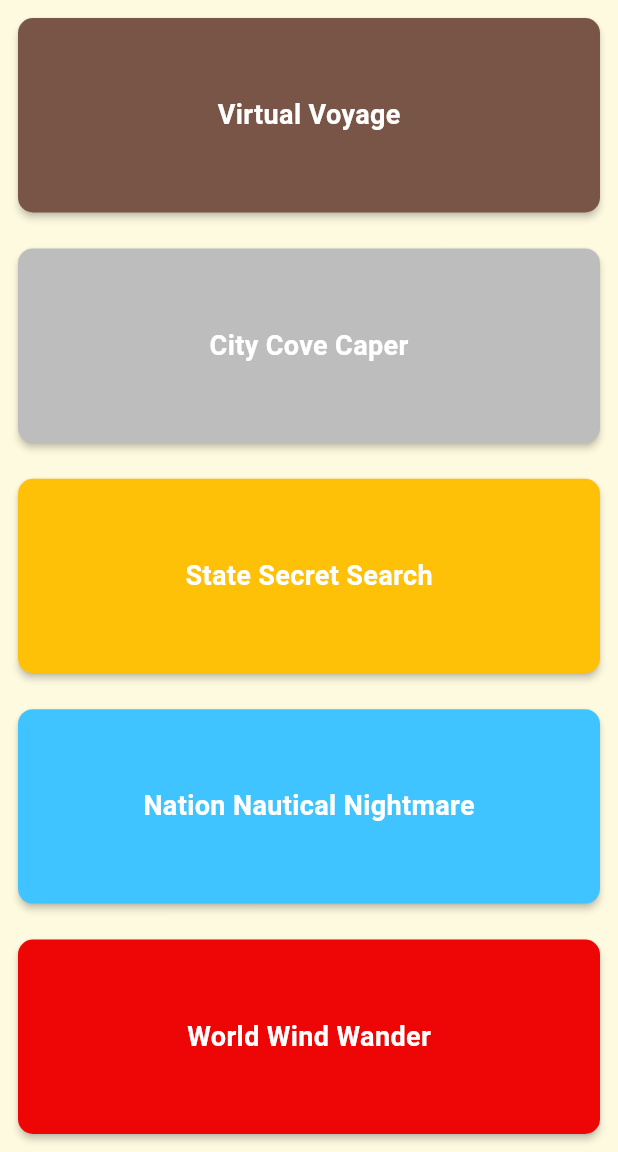
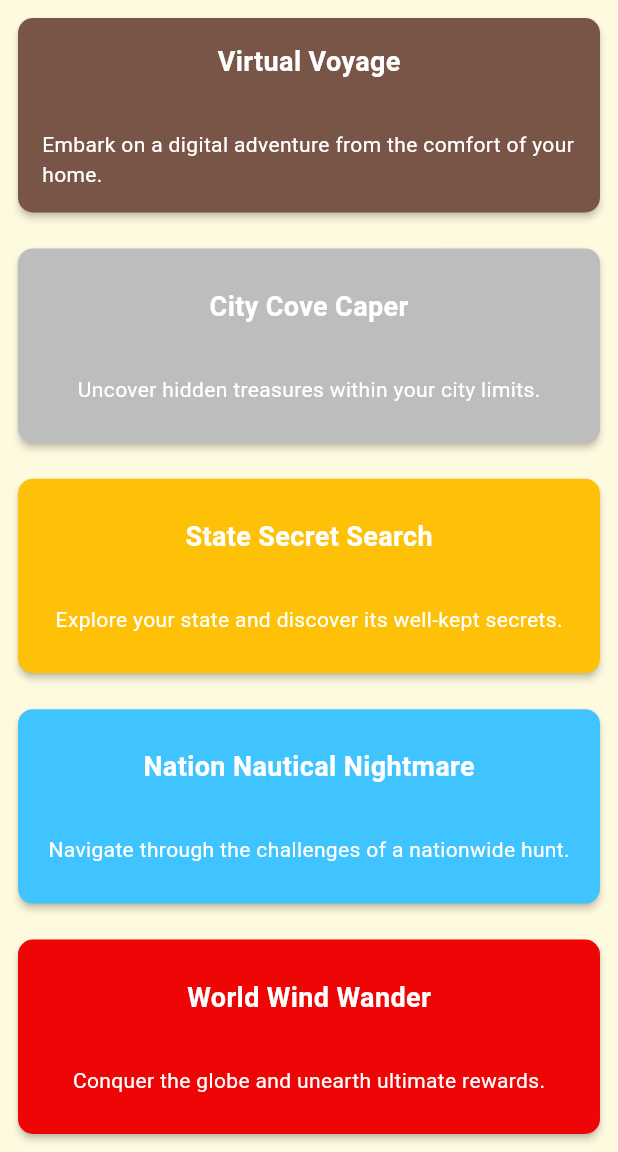
Before and after one commit to Sumanth1997/GemAI_Dev, a Flutter app: the DifficultyLevel screen opened directly with empty values, on a phone screen of 412 x 824 dp, the part 84-1236 px from its top. Run offline on Flutter 3.47's test engine with Material 3 defaults, Android fonts, the phone set to English and light mode, and no system bars; our stand-ins replace card_swiper, cloud_firestore, confetti, firebase_auth, firebase_core, firebase_storage and 11 more; missing offline and left inert: firebase_ui_auth, firebase_ui_oauth_google, maps_launcher; accounts and stored records are empty; generated files the repository leaves out were written again; network calls fail.

Commit message:
Difficulty level description

```diff
--- a/scavhunt/lib/Pages/difficulty_level.dart
+++ b/scavhunt/lib/Pages/difficulty_level.dart
@@ -1,9 +1,6 @@
 import 'package:flutter/material.dart';
-// import 'package:firebase_auth/firebase_auth.dart';
 import 'package:namer_app/Pages/Location_Print.dart'; // Import your LocationPrint widget
-// import 'package:namer_app/Pages/auth_gate.dart';
 import 'package:namer_app/Pages/drawer.dart';
-// import 'package:namer_app/Pages/grid_list.dart';
 import 'package:flutter_gen/gen_l10n/app_localization.dart';
 
 class DifficultyLevel extends StatelessWidget {
@@ -13,15 +10,34 @@ class DifficultyLevel extends StatelessWidget {
 
   @override
   Widget build(BuildContext context) {
-    final List<String> itemTexts = [
-      'Virtual Voyage',
-      'City Cove Caper',
-      'State Secret Search',
-      'Nation Nautical Nightmare',
-      'World Wind Wander',
+    final List<Map<String, dynamic>> itemData = [
+      {
+        'text': 'Virtual Voyage',
+        'description': 'Embark on a digital adventure from the comfort of your home.',
+        'cardColor': Colors.brown, // Bronze
+      },
+      {
+        'text': 'City Cove Caper',
+        'description': 'Uncover hidden treasures within your city limits.',
+        'cardColor': const Color.fromARGB(255, 189, 189, 189), // Silver
+      },
+      {
+        'text': 'State Secret Search',
+        'description': 'Explore your state and discover its well-kept secrets.',
+        'cardColor': Colors.amber, // Gold
+      },
+      {
+        'text': 'Nation Nautical Nightmare',
+        'description': 'Navigate through the challenges of a nationwide hunt.',
+        'cardColor': Colors.lightBlueAccent, // Diamond (light blue)
+      },
+      {
+        'text': 'World Wind Wander',
+        'description': 'Conquer the globe and unearth ultimate rewards.',
+        'cardColor': Color.fromARGB(255, 238, 5, 5), // Obsidian
+      },
       // Add more items as needed
     ];
-
 
     final TextStyle itemTextStyle = TextStyle(
       fontSize: 18,
@@ -50,35 +66,17 @@ class DifficultyLevel extends StatelessWidget {
       ),
       drawer: AppDrawer(),
       body: Column(
-        children: itemTexts.map((text) {
-          Color cardColor = Colors.grey; // Default color for other options
-
-          switch (text) {
-            case 'Virtual Voyage':
-              cardColor = Colors.brown; // Bronze
-              break;
-            case 'City Cove Caper':
-              cardColor = const Color.fromARGB(255, 189, 189, 189); // Silver
-              break;
-            case 'State Secret Search':
-              cardColor = Colors.amber; // Gold
-              break;
-            case 'Nation Nautical Nightmare':
-              cardColor = Colors.lightBlueAccent; // Diamond (light blue)
-              break;
-            case 'World Wind Wander':
-              cardColor = Color.fromARGB(255, 238, 5, 5); // Obsidian
-              break;
-          }
-          return Expanded(
+        children: itemData.map((item) {
+          return Flexible(
             child: Padding(
               padding: const EdgeInsets.all(8.0),
               child: ItemWidget(
-                text: text,
+                text: item['text'],
+                description: item['description'], // Pass the description
                 textStyle: itemTextStyle,
-                cardColor: cardColor,
+                cardColor: item['cardColor'],
                 onTap: () {
-                  navigateToLocationPrint(context, text);
+                  navigateToLocationPrint(context, item['text']);
                 },
               ),
             ),
@@ -89,73 +87,60 @@ class DifficultyLevel extends StatelessWidget {
   }
 
   void navigateToLocationPrint(BuildContext context, String selectedText) {
-    if (selectedText == 'City Cove Caper') {
     Navigator.push(
       context,
       MaterialPageRoute(
-            builder: (context) =>
-                LocationScreen(selectedText: selectedText, category: category)),
+        builder: (context) => LocationScreen(
+          selectedText: selectedText,
+          category: category,
+        ),
+      ),
     );
-    } else if (selectedText == 'State Secret Search') {
-      Navigator.push(
-        context,
-        MaterialPageRoute(
-            builder: (context) =>
-                LocationScreen(selectedText: selectedText, category: category)),
-      );
-    } else if (selectedText == 'Nation Nautical Nightmare') {
-      Navigator.push(
-        context,
-        MaterialPageRoute(
-            builder: (context) =>
-                LocationScreen(selectedText: selectedText, category: category)),
-      );
-    } else if (selectedText == 'World Wind Wander') {
-      Navigator.push(
-        context,
-        MaterialPageRoute(
-            builder: (context) =>
-                LocationScreen(selectedText: selectedText, category: category)),
-      );
-    } else if (selectedText == 'Virtual Voyage') {
-      Navigator.push(
-        context,
-        MaterialPageRoute(
-            builder: (context) =>
-                LocationScreen(selectedText: selectedText, category: category)),
-      );
-    } else {
-      // Handle other options if needed
-    }
   }
 }
 
 class ItemWidget extends StatelessWidget {
   final String text;
+  final String description; // Add the description property
   final TextStyle textStyle;
   final VoidCallback onTap;
   final Color cardColor;
 
-  ItemWidget(
-      {required this.text,
+  ItemWidget({
+    required this.text,
+    required this.description, // Pass the description
     required this.textStyle,
     required this.onTap,
-      required this.cardColor});
+    required this.cardColor,
+  });
 
   @override
   Widget build(BuildContext context) {
     return GestureDetector(
       onTap: onTap,
+      child: Container(
+        width: double.infinity, // Make the card take up the full width
         child: Card(
           color: cardColor,
-        child: Center(
-          child: Padding(
+          child: Column(
+            mainAxisAlignment: MainAxisAlignment.center,
+            children: [
+              Padding(
                 padding: const EdgeInsets.all(16.0),
                 child: Text(
                   text,
                   style: textStyle,
                 ),
               ),
+              Padding(
+                padding: const EdgeInsets.all(16.0),
+                child: Text(
+                  description, // Display the description
+                  style: TextStyle(fontSize: 14, color: Colors.white),
+                ),
+              ),
+            ],
+          ),
         ),
       ),
     );
```
Lines whose indentation alone changed are shown as unchanged.
